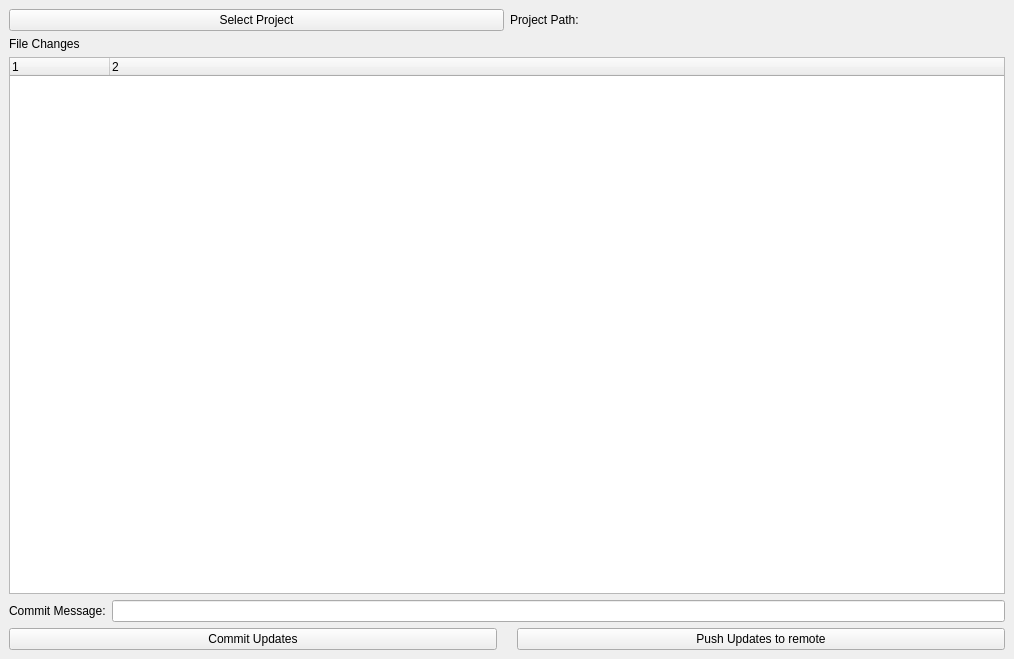
First picture: the form in mainwindow.ui, repository shadowofdominance/GitTool_QT, before the edit.
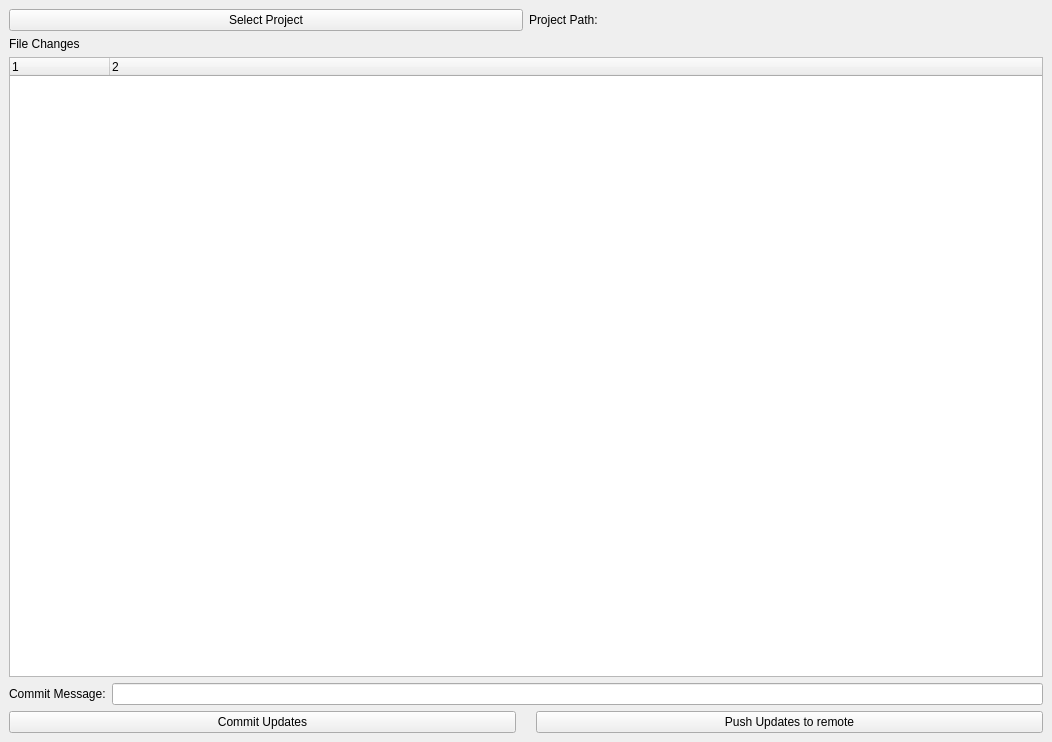
Second picture: the form after the edit.

The edit to the form file:
```diff
--- a/mainwindow.ui
+++ b/mainwindow.ui
@@ -6,8 +6,8 @@
    <rect>
     <x>0</x>
     <y>0</y>
-    <width>1014</width>
-    <height>659</height>
+    <width>1052</width>
+    <height>742</height>
    </rect>
   </property>
   <property name="windowTitle">
```
